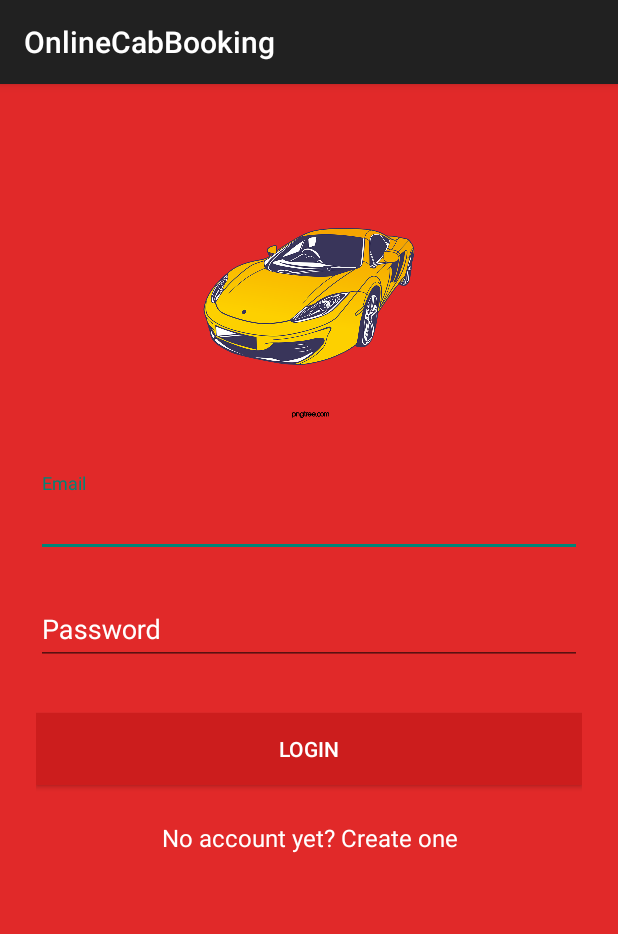
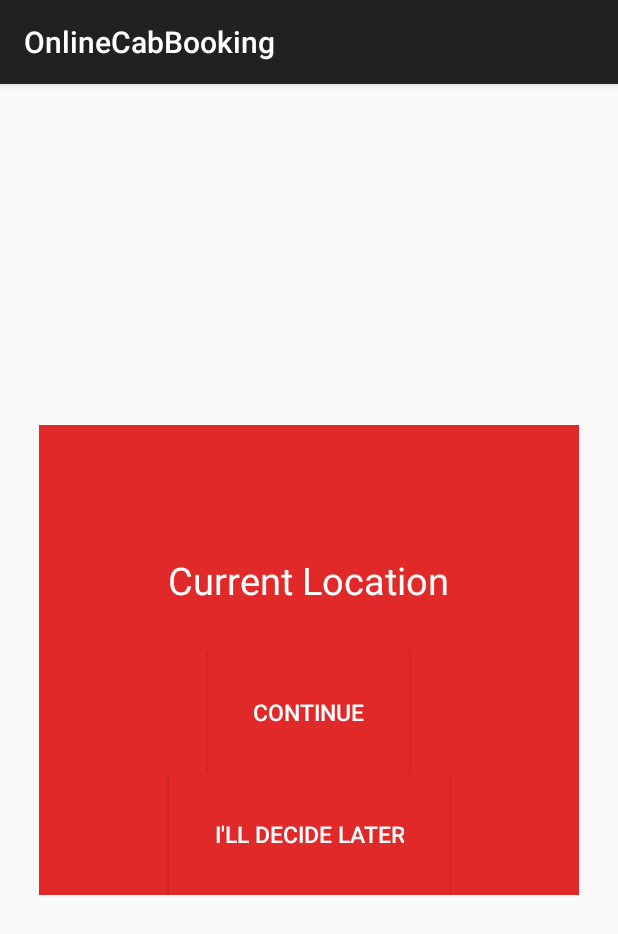
Before and after one commit to sabing123/OnlineCabBooking, an Android app: the screen it shows after launch (LoginActivity before the commit, CurrentLocationActivity after it), on a phone screen of 412 x 824 dp. Shown: the top 934 px of the screen. Run offline under Robolectric (Android 15) with nearby library versions, the phone set to English and light mode, and no system bars.

Commit message:
current location

```diff
--- a/app/build.gradle
+++ b/app/build.gradle
@@ -30,6 +30,7 @@ dependencies {
     androidTestImplementation 'androidx.test.ext:junit:1.1.1'
     androidTestImplementation 'androidx.test.espresso:espresso-core:3.2.0'
 
+    implementation 'com.google.android.gms:play-services-location:17.0.0'
     implementation 'com.google.android.material:material:1.0.0'
 
 }
--- /dev/null
+++ b/app/src/main/java/com/example/onlinecabbooking/CurrentLocationActivity.java
@@ -0,0 +1,113 @@
+package com.example.onlinecabbooking;
+
+import androidx.annotation.NonNull;
+import androidx.appcompat.app.AppCompatActivity;
+import androidx.core.app.ActivityCompat;
+
+import android.Manifest;
+import android.content.Intent;
+import android.content.pm.PackageManager;
+import android.location.Address;
+import android.location.Geocoder;
+import android.location.Location;
+import android.os.Bundle;
+import android.text.Html;
+import android.view.View;
+import android.widget.Button;
+import android.widget.TextView;
+
+import com.google.android.gms.location.FusedLocationProviderClient;
+import com.google.android.gms.location.LocationServices;
+import com.google.android.gms.tasks.OnCompleteListener;
+import com.google.android.gms.tasks.Task;
+
+import java.io.IOException;
+import java.util.List;
+import java.util.Locale;
+
+public class CurrentLocationActivity extends AppCompatActivity {
+
+    private TextView getcurrentlocation;
+    private Button btnnextpage;
+    FusedLocationProviderClient fusedLocationProviderClient;
+
+    @Override
+    protected void onCreate(Bundle savedInstanceState) {
+        super.onCreate(savedInstanceState);
+        setContentView(R.layout.activity_current_location);
+        getcurrentlocation = findViewById(R.id.currentLocation);
+        btnnextpage = findViewById(R.id.nextpage);
+        btnnextpage.setOnClickListener(new View.OnClickListener() {
+            @Override
+            public void onClick(View view) {
+                Intent intent = new Intent(CurrentLocationActivity.this, LoginActivity.class);
+                startActivity(intent);
+            }
+        });
+
+
+        //initialize fusedLocationProviderClient
+
+        fusedLocationProviderClient = LocationServices.getFusedLocationProviderClient(this);
+
+        getcurrentlocation.setOnClickListener(new View.OnClickListener() {
+            @Override
+            public void onClick(View view) {
+//                check permission
+
+                if (ActivityCompat.checkSelfPermission(CurrentLocationActivity.this
+                        , Manifest.permission.ACCESS_FINE_LOCATION) == PackageManager.PERMISSION_GRANTED) {
+//when location is granted
+                    getClocation();
+                } else {
+                    ActivityCompat.requestPermissions(CurrentLocationActivity.this,
+                            new String[]{Manifest.permission.ACCESS_FINE_LOCATION}, 44
+                    );
+                }
+            }
+        });
+
+    }
+
+    private void getClocation() {
+        if (ActivityCompat.checkSelfPermission(this, Manifest.permission.ACCESS_FINE_LOCATION) != PackageManager.PERMISSION_GRANTED && ActivityCompat.checkSelfPermission(this, Manifest.permission.ACCESS_COARSE_LOCATION) != PackageManager.PERMISSION_GRANTED) {
+            // TODO: Consider calling
+            //    ActivityCompat#requestPermissions
+            // here to request the missing permissions, and then overriding
+            //   public void onRequestPermissionsResult(int requestCode, String[] permissions,
+            //                                          int[] grantResults)
+            // to handle the case where the user grants the permission. See the documentation
+            // for ActivityCompat#requestPermissions for more details.
+            return;
+        }
+        fusedLocationProviderClient.getLastLocation().addOnCompleteListener(new OnCompleteListener<Location>() {
+            @Override
+            public void onComplete(@NonNull Task<Location> task) {
+
+                Location location = task.getResult();
+                if(location != null){
+                    Geocoder geocoder = new Geocoder(CurrentLocationActivity.this, Locale.getDefault());
+                    //address
+                    try {
+                        List<Address> addresses = geocoder.getFromLocation(
+                                location.getLatitude(),location.getLongitude(),1
+
+                        );
+
+//                        setLocation on text View
+                        getcurrentlocation.setText(Html.fromHtml("<font color='#fff'><b>Address : </b> <br><br></font>"
+                        +addresses.get(0).getAddressLine(0)
+
+                        ));
+
+
+                    } catch (IOException e) {
+                        e.printStackTrace();
+                    }
+                }
+
+            }
+        });
+
+    }
+}
--- /dev/null
+++ b/app/src/main/res/layout/activity_current_location.xml
@@ -0,0 +1,56 @@
+<?xml version="1.0" encoding="utf-8"?>
+<ScrollView xmlns:android="http://schemas.android.com/apk/res/android"
+    xmlns:app="http://schemas.android.com/apk/res-auto"
+    xmlns:tools="http://schemas.android.com/tools"
+    android:layout_width="match_parent"
+    android:layout_height="match_parent"
+    tools:context=".CurrentLocationActivity">
+    <LinearLayout
+        android:orientation="vertical"
+        android:layout_width="360dp"
+        android:layout_height="wrap_content"
+        android:paddingTop="56dp"
+        android:paddingLeft="24dp"
+        android:paddingRight="24dp"
+        android:background="@color/primary_dark"
+        android:layout_gravity="center"
+        android:gravity="center"
+        >
+
+    <TextView
+        android:id="@+id/currentLocation"
+        android:layout_width="wrap_content"
+        android:layout_height="wrap_content"
+        android:padding="30dp"
+        android:textSize="25dp"
+        android:textColor="@color/accent"
+        android:layout_centerHorizontal="true"
+        android:layout_centerVertical="true"
+        android:text="Current Location" />
+
+        <Button
+            android:id="@+id/btncontinue"
+            android:layout_width="wrap_content"
+            android:layout_height="wrap_content"
+            android:textSize="15dp"
+            android:padding="30dp"
+            android:textColor="@color/accent"
+            android:background="@color/primary_dark"
+            android:layout_centerHorizontal="true"
+            android:layout_centerVertical="true"
+            android:text="Continue" />
+
+        <Button
+            android:id="@+id/nextpage"
+            android:layout_width="wrap_content"
+            android:layout_height="wrap_content"
+            android:textSize="15dp"
+            android:padding="30dp"
+            android:textColor="@color/accent"
+            android:background="@color/primary_dark"
+            android:layout_centerHorizontal="true"
+            android:layout_centerVertical="true"
+            android:text="@string/i_ll_decide_later" />
+
+    </LinearLayout>
+</ScrollView>
--- a/app/src/main/res/values/strings.xml
+++ b/app/src/main/res/values/strings.xml
@@ -1,5 +1,6 @@
 <resources>
     <string name="app_name" parent="Theme.AppCompat.Light.DarkActionBar">OnlineCabBooking</string>
+    <string name="i_ll_decide_later">I\'ll decide later</string>
 
     <style name="AppTheme.Dark" parent="Theme.AppCompat.NoActionBar">
         <item name="colorPrimary">@color/primary</item>
```
Also changed, not shown: app/src/main/AndroidManifest.xml (+9 -4 lines).
